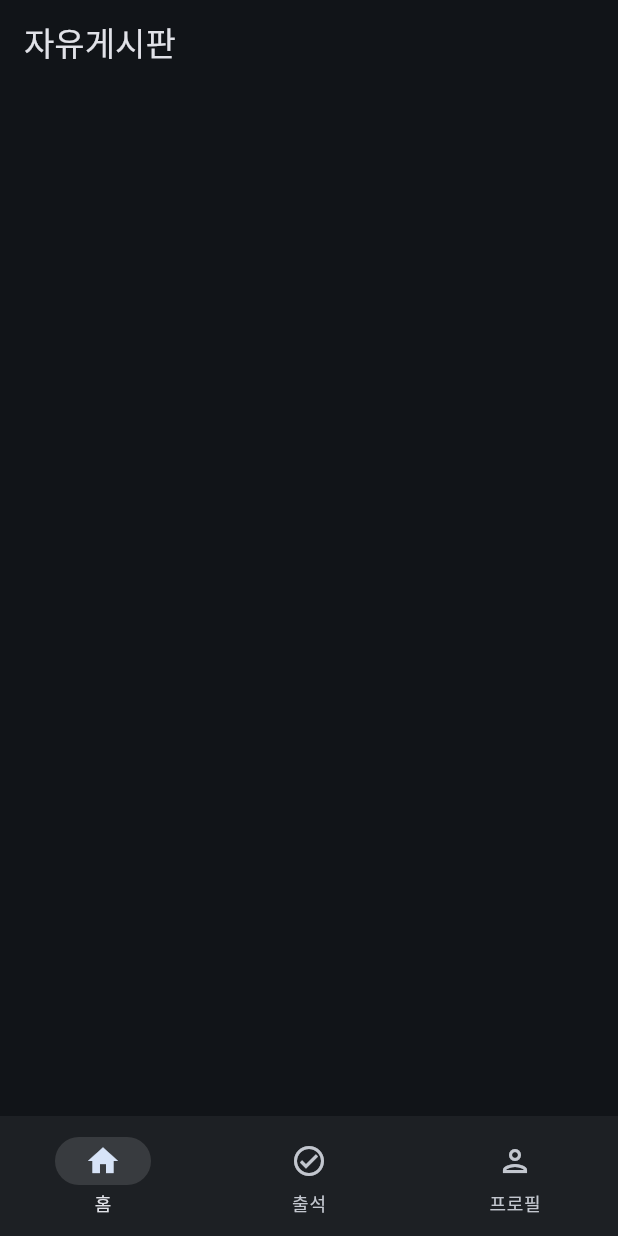
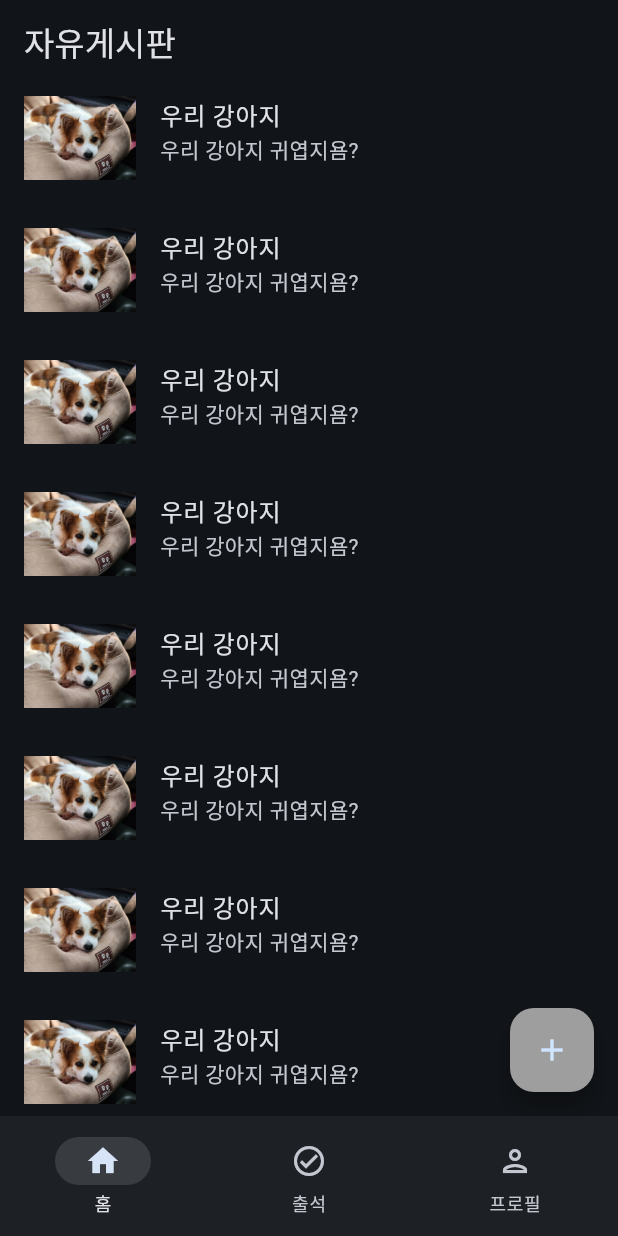
Before and after one commit to Music-Camp/Music-Camp-Flutter, a Flutter app: the screen it shows after launch, on a phone screen of 412 x 824 dp. Run offline on Flutter 3.47's test engine with Material 3 defaults, Android fonts, the phone set to English and light mode, and no system bars; missing offline and left inert: dart:ffi.

Commit message:
[FEAT #5] 게시판 추가 화면 구현

```diff
--- /dev/null
+++ b/devtools_options.yaml
@@ -0,0 +1 @@
+extensions:
--- a/lib/screen/board_screen.dart
+++ b/lib/screen/board_screen.dart
@@ -1,4 +1,6 @@
 import 'package:flutter/material.dart';
+import 'package:music_camp/screen/board_add_screen.dart';
+import 'package:music_camp/widget/board_list_view.dart';
 
 import '../widget/board_top_app_bar.dart';
 
@@ -14,6 +16,26 @@ class _BoardScreenState extends State<BoardScreen> {
   Widget build(BuildContext context) {
     return Scaffold(
       appBar: BoardTopAppBar(),
+      floatingActionButton: FloatingActionButton(
+        child: Icon(Icons.add),
+        backgroundColor: Colors.grey,
+        onPressed: () {
+          Navigator.of(context).push(
+              MaterialPageRoute(builder: (BuildContext context) => BoardAddScreen(),
+                fullscreenDialog: true
+              )
+          );
+        },
+      ),
+
+      body: Container(
+        child: Column(
+          children: [
+            Expanded(child: BoardListView()),
+          ],
+        ),
+
+      )
     );
   }
 }
--- /dev/null
+++ b/lib/widget/board_list_view.dart
@@ -0,0 +1,32 @@
+import 'package:flutter/material.dart';
+
+class BoardListView extends StatefulWidget {
+  const BoardListView({super.key});
+
+  @override
+  State<BoardListView> createState() => _BoardListViewState();
+}
+
+class _BoardListViewState extends State<BoardListView> {
+  @override
+  Widget build(BuildContext context) {
+    return ListView.builder(
+        itemBuilder: (context, index) {
+          return makeListItem(context);
+        },
+        itemCount: 10,
+    );
+  }
+}
+
+Widget makeListItem(BuildContext context){
+  return ListTile(
+    leading: Image.asset('lib/assets/images/img_dog.jpg') ,
+    title: Text("우리 강아지"),
+    subtitle: Text("우리 강아지 귀엽지욤?"),
+    isThreeLine: true,
+    onTap: (){
+
+    },
+  );
+}
--- a/pubspec.yaml
+++ b/pubspec.yaml
@@ -61,9 +61,8 @@ flutter:
   uses-material-design: true
 
   # To add assets to your application, add an assets section, like this:
-  # assets:
-  #   - images/a_dot_burr.jpeg
-  #   - images/a_dot_ham.jpeg
+  assets:
+    - lib/assets/images/
 
   # An image asset can refer to one or more resolution-specific "variants", see
   # https://flutter.dev/assets-and-images/#resolution-aware
```
Also changed, not shown: lib/screen/board_add_screen.dart (added, +23 -0 lines), lib/widget/board_add_list_view.dart (added, +60 -0 lines), lib/widget/board_add_photo_list_view.dart (added, +34 -0 lines), lib/widget/board_add_top_app_bar.dart (added, +28 -0 lines), lib/assets/images/img_dog.jpg (added).
